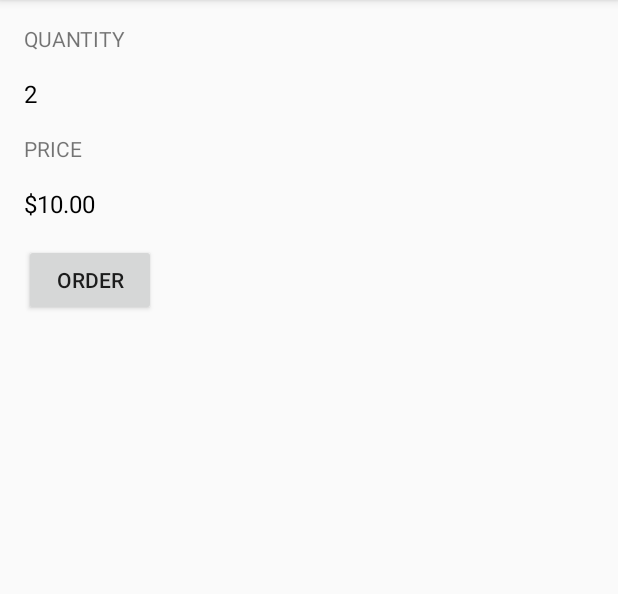
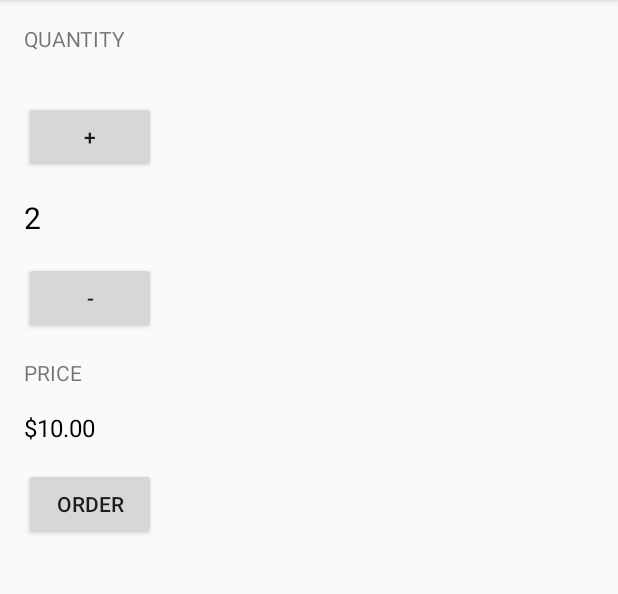
Before and after one commit to 1985michel/android-justjava, an Android app: the screen it shows after launch (MainActivity), after a tap on "ORDER", on a phone screen of 412 x 824 dp, the part 84-678 px from its top. Run offline under Robolectric (Android 15) with nearby library versions, the phone set to English and light mode, and no system bars.

Commit message:
Add increment and decrement buttons on initial layout

```diff
--- a/app/src/main/java/com/project1985michel/justjava/MainActivity.java
+++ b/app/src/main/java/com/project1985michel/justjava/MainActivity.java
@@ -25,7 +25,13 @@ public class MainActivity extends ActionBarActivity {
     public void submitOrder(View view) {
         int quantity = 2;
         display(quantity);
-        displayPrice(quantity*5);
+        displayPrice(quantity * 5);
+    }
+
+    public void increment(View view) {
+
+        int quantity = 3;
+        display(quantity);
     }
 
     /**
--- a/app/src/main/res/layout/activity_main.xml
+++ b/app/src/main/res/layout/activity_main.xml
@@ -17,14 +17,29 @@
         android:text="Quantity"
         android:textAllCaps="true" />
 
+    <Button
+        android:layout_width="wrap_content"
+        android:layout_height="wrap_content"
+        android:text="+"
+        android:layout_marginTop="16dp"
+        android:onClick="increment"/>
+
     <TextView
         android:id="@+id/quantity_text_view"
         android:layout_width="wrap_content"
         android:layout_height="wrap_content"
 
         android:text="0"
-        android:textSize="16sp"
-        android:textColor="#000000"/>
+        android:textSize="20sp"
+        android:textColor="#000000"
+        android:layout_marginTop="16dp"/>
+
+    <Button
+        android:layout_width="wrap_content"
+        android:layout_height="wrap_content"
+        android:text="-"
+        android:layout_marginTop="16dp"
+        android:onClick="decrement"/>
 
     <TextView
         android:layout_width="wrap_content"
```
